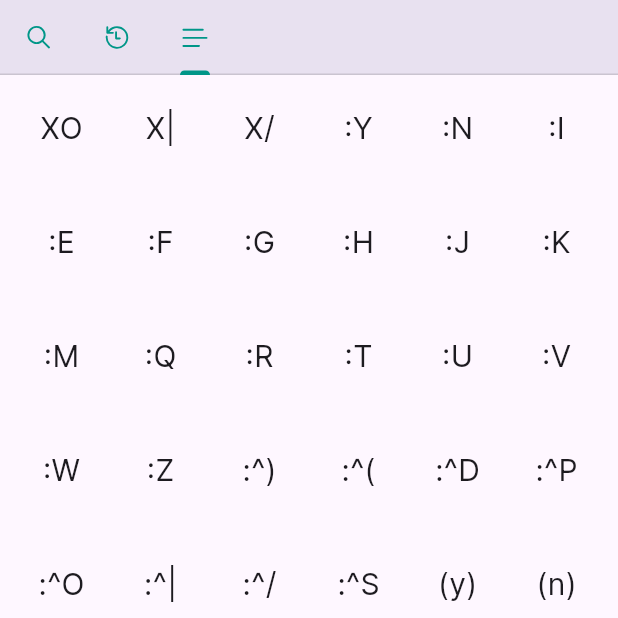
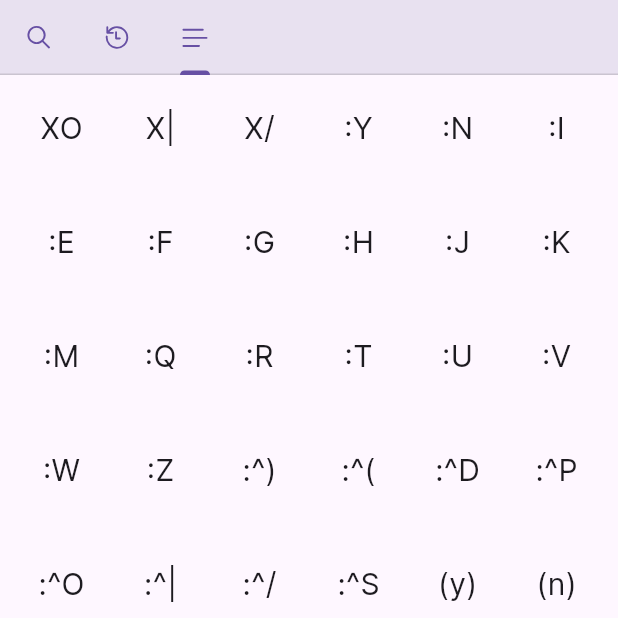
Before and after one commit to iamkartiknayak/historian, a Flutter app: the EmoticonPage screen opened directly, scrolled down 576 dp, on a phone screen of 412 x 824 dp, the top half of it. Run offline on Flutter 3.47's test engine with Material 3 defaults, Android fonts, the phone set to English and light mode, and no system bars; our stand-ins replace flutter_svg; missing offline and left inert: emojis; statements that could not run were skipped.

Commit message:
feat: add theme color support based on selection from settings

```diff
--- a/lib/common/custom_tab_bar.dart
+++ b/lib/common/custom_tab_bar.dart
@@ -19,7 +19,6 @@ class CustomTabBar extends StatelessWidget {
     return TabBar(
       onTap: onTap,
       controller: tabController,
-      indicatorColor: Colors.teal,
       isScrollable: true,
       tabAlignment: TabAlignment.start,
       tabs: tabs,
--- a/lib/common/custom_tab_item.dart
+++ b/lib/common/custom_tab_item.dart
@@ -14,8 +14,8 @@ class CustomTabItem extends StatelessWidget {
     return Tab(
       icon: SvgPicture.asset(
         iconPath,
-        colorFilter: const ColorFilter.mode(
-          Colors.teal,
+        colorFilter: ColorFilter.mode(
+          Theme.of(context).primaryColor,
           BlendMode.srcIn,
         ),
         fit: BoxFit.fitHeight,
--- a/lib/features/clipboard/widgets/empty_clipboard_widget.dart
+++ b/lib/features/clipboard/widgets/empty_clipboard_widget.dart
@@ -16,7 +16,7 @@ class EmptyClipboardWidget extends StatelessWidget {
             child: Image.asset(
               'assets/images/empty_clipboard.png',
               height: 100.0,
-              color: Theme.of(context).colorScheme.onSurface,
+              color: Theme.of(context).primaryColor,
             ),
           ),
           Text(
--- a/lib/features/home/widgets/home_tab_bar.dart
+++ b/lib/features/home/widgets/home_tab_bar.dart
@@ -16,7 +16,6 @@ class HomeTabBar extends StatelessWidget {
     return TabBar(
       onTap: homeProvider.updateTabIndex,
       controller: homeProvider.tabController,
-      indicatorColor: Colors.teal,
       tabs: [
         HomeTabItem(
           iconPath: 'assets/svgs/clipboard',
--- a/lib/features/home/widgets/home_tab_item.dart
+++ b/lib/features/home/widgets/home_tab_item.dart
@@ -18,8 +18,8 @@ class HomeTabItem extends StatelessWidget {
     return Tab(
       icon: SvgPicture.asset(
         '$icon.svg',
-        colorFilter: const ColorFilter.mode(
-          Colors.teal,
+        colorFilter: ColorFilter.mode(
+          Theme.of(context).primaryColor,
           BlendMode.srcIn,
         ),
         fit: BoxFit.fitHeight,
--- a/lib/services/snackbar_service.dart
+++ b/lib/services/snackbar_service.dart
@@ -35,7 +35,6 @@ class SnackBarService {
                   ),
               ],
             ),
-            backgroundColor: Colors.teal,
           ),
         )
         .closed
```
Also changed, not shown: lib/common/custom_search_bar.dart (+5 -3 lines), lib/features/clipboard/widgets/clipboard_item_layout.dart (+9 -3 lines), lib/features/emoji/widgets/emoji_item.dart (+5 -4 lines).
